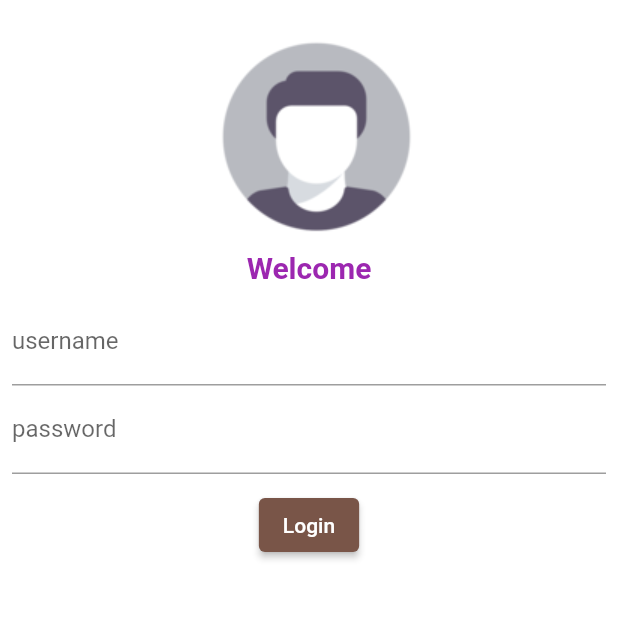
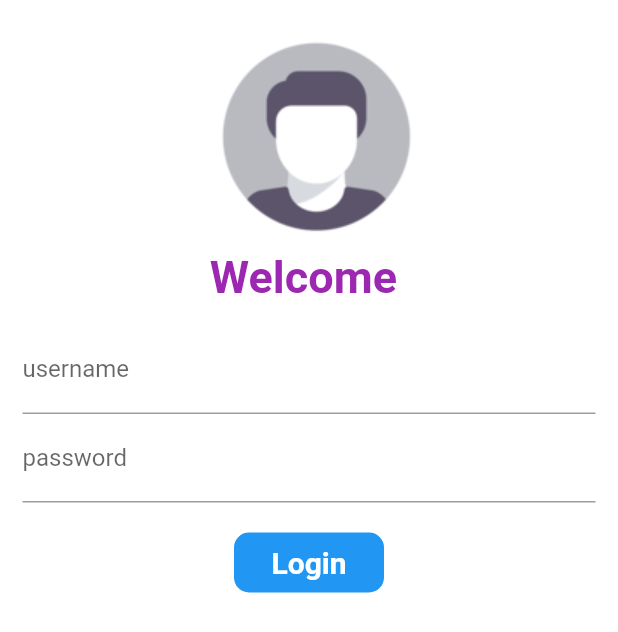
Before and after one commit to omkarjc16/Amazon-App-Clone-Catalog-App-Using-Flutter-Framework, a Flutter app: the screen it shows after launch, on a phone screen of 412 x 824 dp. Shown: the top 632 px of the screen. Run offline on Flutter 3.47's test engine with Material 2 defaults, Android fonts, the phone set to English and light mode, and no system bars; our stand-ins replace google_fonts.

Commit message:
day6 completed

```diff
--- a/lib/main.dart
+++ b/lib/main.dart
@@ -1,6 +1,7 @@
 import 'package:flutter/material.dart';
 import 'package:flutter_application_1/pages/homepage.dart';
 import 'package:flutter_application_1/pages/loginpage.dart';
+import 'package:flutter_application_1/routs.dart';
 import 'package:google_fonts/google_fonts.dart';
 
 void main() {
@@ -17,11 +18,10 @@ class Myapp extends StatelessWidget {
       themeMode: ThemeMode.light,
       theme: ThemeData(primarySwatch: Colors.brown,primaryTextTheme: GoogleFonts.latoTextTheme()),
       darkTheme: ThemeData(brightness: Brightness.dark),
-
       // initialRoute: "/",
       routes: {
-        "/": (context) => loginpage(),
-        "/home": (context) => HomePage(),
+        Myrouts.loginpage: (context) => loginpage(),
+        Myrouts.homepage: (context) => HomePage(),
       },
     );
   }
--- a/lib/pages/loginpage.dart
+++ b/lib/pages/loginpage.dart
@@ -1,28 +1,37 @@
 import 'package:flutter/material.dart';
 import 'package:flutter_application_1/pages/homepage.dart';
+import 'package:flutter_application_1/routs.dart';
 
-class loginpage extends StatelessWidget {
+class loginpage extends StatefulWidget {
   const loginpage({super.key});
 
+  @override
+  State<loginpage> createState() => _loginpageState();
+}
+
+class _loginpageState extends State<loginpage> {
+  String name = "";
+  bool v1 = false;
   @override
   Widget build(BuildContext context) {
     return Material(
       color: Colors.white,
+      child: SingleChildScrollView(
         child: Column(
           children: [
             Image.asset(
               "assest/images/loginim.png",
               fit: BoxFit.fill,
             ),
-          const Text(
-            "Welcome",
+            Text(
+              "Welcome $name",
               style: TextStyle(
                   color: Colors.purple,
-                fontSize: 20,
+                  fontSize: 30,
                   fontWeight: FontWeight.bold),
             ),
             Padding(
-              padding: const EdgeInsets.all(8.0),
+                padding: const EdgeInsets.all(15.0),
                 child: Column(
                   children: [
                     TextFormField(
@@ -30,6 +39,10 @@ class loginpage extends StatelessWidget {
                         hintText: "Enter Username",
                         labelText: "username",
                       ),
+                      onChanged: (value) {
+                        name = value;
+                        setState(() {});
+                      },
                     ),
                     TextFormField(
                       obscureText: true,
@@ -38,20 +51,54 @@ class loginpage extends StatelessWidget {
                         labelText: "password",
                       ),
                     ),
-                  SizedBox(height: 10.0),
-                  ElevatedButton(
-                      child: Text("Login"),
-                      style: TextButton.styleFrom(iconColor: Colors.brown),
-                      onPressed: () {
-                        routes:
-                        {
-                          (context) => "/homepage";
-                        }
-                      }),
+                    SizedBox(height: 20.0),
+
+
+                    InkWell(
+                      onTap: () async {
+                        setState(() {
+                          v1 = true;
+                        });
+                        await Future.delayed(Duration(seconds: 2));
+                        Navigator.pushNamed(context, Myrouts.homepage);
+                      },
+                      child: AnimatedContainer(
+                        duration: Duration(seconds: 1),
+                        width: v1 ? 50 : 100,
+                        height: 40,
+                        alignment: Alignment.center,
+                        child: v1
+                            ? Icon(
+                                Icons.done,
+                                color: Colors.white,
+                              )
+                            : Text(
+                                "Login",
+                                style: TextStyle(
+                                    color: Colors.white,
+                                    fontWeight: FontWeight.bold,
+                                    fontSize: 20),
+                              ),
+                        decoration: BoxDecoration(
+                          color: Colors.blue,
+                          //(similar use) shape: v1 ? BoxShape.circle : BoxShape.rectangle,
+                          borderRadius: BorderRadius.circular(v1 ? 20 : 10),
+                        ),
+                      ),
+                    )
+                    // ElevatedButton(
+                    //     child: Text("Login"),
+                    //     style: TextButton.styleFrom(
+                    //         iconColor: Colors.brown,
+                    //         minimumSize: Size(100, 40)),
+                    //     onPressed: () {
+                    //       Navigator.pushNamed(context, Myrouts.homepage);
+                    //     }),
                   ],
                 )),
           ],
         ),
+      ),
     );
   }
 }
--- /dev/null
+++ b/lib/routs.dart
@@ -0,0 +1,4 @@
+class Myrouts {
+  static String homepage = "/homepage";
+  static String loginpage = "/";
+}
```
Lines whose indentation alone changed are shown as unchanged.
